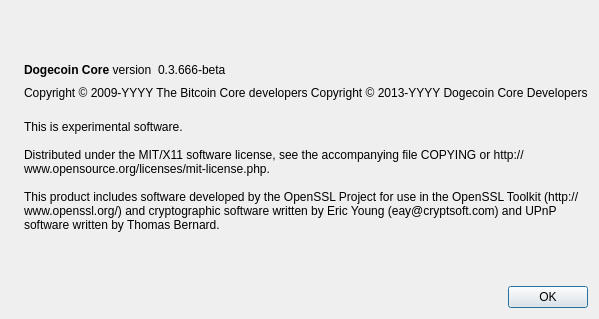
The window that src/qt/forms/aboutdialog.ui (fractalcoin/fractalcoin) describes before a commit, drawn with Qt 5.
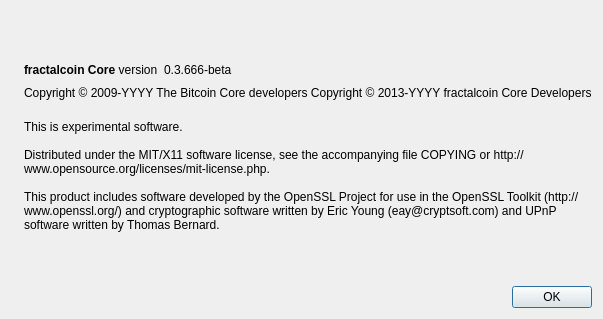
The same window after the commit. Icons and pictures are not drawn.

```diff
--- a/src/qt/forms/aboutdialog.ui
+++ b/src/qt/forms/aboutdialog.ui
@@ -50,7 +50,7 @@
           <cursorShape>IBeamCursor</cursorShape>
          </property>
          <property name="text">
-          <string>&lt;b&gt;Dogecoin Core&lt;/b&gt; version</string>
+          <string>&lt;b&gt;fractalcoin Core&lt;/b&gt; version</string>
          </property>
          <property name="textInteractionFlags">
           <set>Qt::LinksAccessibleByMouse|Qt::TextSelectableByKeyboard|Qt::TextSelectableByMouse</set>
@@ -92,7 +92,7 @@
        </property>
        <property name="text">
         <string notr="true">Copyright &amp;copy; 2009-YYYY The Bitcoin Core developers
-          Copyright &amp;copy; 2013-YYYY Dogecoin Core Developers</string>
+          Copyright &amp;copy; 2013-YYYY fractalcoin Core Developers</string>
        </property>
        <property name="textFormat">
         <enum>Qt::RichText</enum>
```
Left out of the diff: 2 changed lines with no effect on the pictures.
